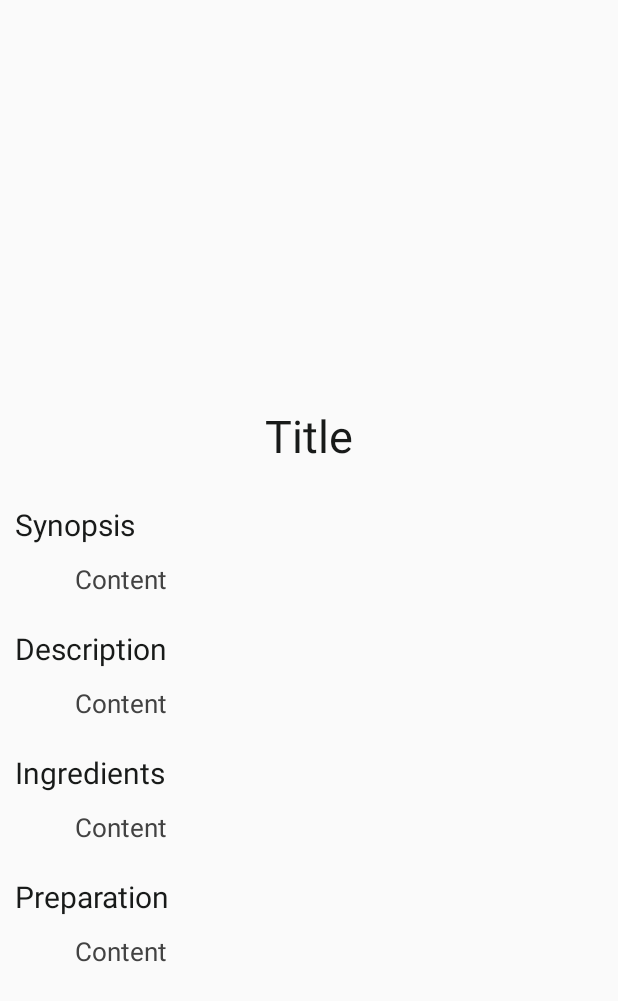
After one commit to FilipVujic/CS330-PZ, an Android app: the layout recipe_layout.xml on its own in the app's theme, with its tools: preview values and no code run, on a phone screen of 412 x 824 dp. The commit adds this screen. Shown: the top 1001 px of the screen. Run offline under Robolectric (Android 15) with nearby library versions, the phone set to English and light mode, and no system bars.

Commit message:
Radi klik na recept

```diff
--- a/app/src/main/java/com/metropolitan/cs330pz/com/metropolitan/cs330pz/gui/CustomAdapter.java
+++ b/app/src/main/java/com/metropolitan/cs330pz/com/metropolitan/cs330pz/gui/CustomAdapter.java
@@ -1,9 +1,6 @@
 package com.metropolitan.cs330pz.com.metropolitan.cs330pz.gui;
 
 import android.content.Context;
-import android.graphics.drawable.Drawable;
-import android.os.Build;
-import android.util.Log;
 import android.view.LayoutInflater;
 import android.view.View;
 import android.view.ViewGroup;
@@ -12,8 +9,6 @@ import android.view.animation.AnimationUtils;
 import android.widget.ArrayAdapter;
 import android.widget.ImageView;
 import android.widget.TextView;
-
-import androidx.annotation.RequiresApi;
 
 import com.bumptech.glide.Glide;
 import com.bumptech.glide.request.RequestOptions;
@@ -78,7 +73,7 @@ public class CustomAdapter extends ArrayAdapter<Recipe> {
         Glide.with(getContext()).load(dataModel.getImage_url()).apply(options).into(viewHolder.image);
 
 
-        viewHolder.title.setText(dataModel.getTitle());
+        viewHolder.title.setText(dataModel.getRecipeTitle());
         viewHolder.synopsis.setText(dataModel.getSynopsis());
 
 
--- a/app/src/main/java/com/metropolitan/cs330pz/com/metropolitan/cs330pz/gui/Home.java
+++ b/app/src/main/java/com/metropolitan/cs330pz/com/metropolitan/cs330pz/gui/Home.java
@@ -1,51 +1,31 @@
 package com.metropolitan.cs330pz.com.metropolitan.cs330pz.gui;
 
-import android.app.Activity;
-import android.app.FragmentManager;
-import android.app.FragmentTransaction;
+import android.content.Context;
 import android.content.Intent;
-import android.graphics.drawable.Drawable;
-import android.media.Image;
-import android.os.AsyncTask;
-import android.os.Build;
 import android.os.Bundle;
-import android.util.Log;
 import android.view.ContextMenu;
+import android.view.LayoutInflater;
 import android.view.Menu;
 import android.view.MenuItem;
 import android.view.View;
 import android.widget.AdapterView;
-import android.widget.ArrayAdapter;
 import android.widget.EditText;
-import android.widget.ListAdapter;
+import android.widget.ImageView;
 import android.widget.ListView;
-import android.widget.SimpleAdapter;
 import android.widget.TextView;
 import android.widget.Toast;
 
 import androidx.appcompat.app.AppCompatActivity;
 
-import com.google.android.material.snackbar.Snackbar;
-import com.google.gson.Gson;
-import com.google.gson.JsonObject;
-import com.google.gson.JsonParser;
-import com.metropolitan.cs330pz.MainActivity;
+import com.bumptech.glide.Glide;
+import com.bumptech.glide.request.RequestOptions;
 import com.metropolitan.cs330pz.R;
 
-import org.json.JSONArray;
-import org.json.JSONException;
-import org.json.JSONObject;
-
-import java.io.BufferedInputStream;
 import java.io.BufferedReader;
 import java.io.IOException;
 import java.io.InputStream;
 import java.io.InputStreamReader;
-import java.net.HttpURLConnection;
-import java.net.MalformedURLException;
-import java.net.URL;
 import java.util.ArrayList;
-import java.util.HashMap;
 import java.util.List;
 
 import retrofit2.Call;
@@ -85,8 +65,44 @@ public class Home extends AppCompatActivity {
 
                 Recipe dataModel = dataModels.get(position);
 
-                Snackbar.make(view, dataModel.getTitle()+ "\n" + dataModel.getSynopsis(), Snackbar.LENGTH_LONG)
-                        .setAction("No action", null).show();
+                /*Snackbar.make(view, dataModel.getRecipeTitle()+ "\n" + dataModel.getSynopsis(), Snackbar.LENGTH_LONG)
+                        .setAction("No action", null).show();*/
+
+                View viewRecipe;
+                LayoutInflater scrollLayout = (LayoutInflater) getApplicationContext().getSystemService(Context.LAYOUT_INFLATER_SERVICE);
+                viewRecipe = scrollLayout.inflate(R.layout.recipe_layout, null);
+
+                setContentView(R.layout.recipe_layout);
+
+                ImageView image = viewRecipe.findViewById(R.id.recipe_layout_coverPhoto);
+                RequestOptions options = new RequestOptions()
+                        .centerCrop()
+                        .placeholder(R.mipmap.ic_launcher_round)
+                        .error(R.mipmap.ic_launcher_round);
+                Glide.with(getBaseContext()).load(dataModel.getImage_url()).apply(options).into(image);
+
+                TextView title = viewRecipe.findViewById(R.id.recipe_layout_title);
+                title.setText(dataModel.getRecipeTitle());
+
+                TextView synopsis = viewRecipe.findViewById(R.id.recipe_layout_synopsis);
+                synopsis.setText(dataModel.getSynopsis());
+
+                TextView description = viewRecipe.findViewById(R.id.recipe_layout_description);
+                description.setText(dataModel.getDescription());
+
+                TextView ingredients = viewRecipe.findViewById(R.id.recipe_layout_ingredients);
+                ingredients.setText(dataModel.getIngredients());
+
+                TextView preparation = viewRecipe.findViewById(R.id.recipe_layout_preparation);
+                preparation.setText(dataModel.getPreparation());
+
+
+                /*Intent goToRecipe = new Intent(getApplicationContext(), Recipe.class);
+                startActivity(goToRecipe);*/
+
+
+                setContentView(viewRecipe);
+
             }
         });
 
--- a/app/src/main/java/com/metropolitan/cs330pz/com/metropolitan/cs330pz/gui/Recipe.java
+++ b/app/src/main/java/com/metropolitan/cs330pz/com/metropolitan/cs330pz/gui/Recipe.java
@@ -14,14 +14,14 @@ import androidx.fragment.app.Fragment;
 import com.google.gson.annotations.SerializedName;
 import com.metropolitan.cs330pz.R;
 
-public class Recipe {
+public class Recipe extends AppCompatActivity {
 
-/*    @Override
-    public View onCreateView(LayoutInflater inflater, ViewGroup container,
-                             Bundle savedInstanceState) {
-        // Inflate the layout for this fragment
-        return inflater.inflate(R.layout.recipeList_row_item, container, false);
-    }*/
+
+    @Override
+    protected void onCreate(@Nullable Bundle savedInstanceState) {
+        super.onCreate(savedInstanceState);
+
+    }
 
     public int id;
     public String username;
@@ -82,7 +82,7 @@ public class Recipe {
         this.image_url = image_url;
     }
 
-    public String getTitle() {
+    public String getRecipeTitle() {
         return title;
     }
 
--- /dev/null
+++ b/app/src/main/res/layout/recipe_layout.xml
@@ -0,0 +1,137 @@
+<?xml version="1.0" encoding="utf-8"?>
+<ScrollView
+    xmlns:android="http://schemas.android.com/apk/res/android"
+    android:layout_width="match_parent"
+    android:layout_height="match_parent"
+    android:fillViewport="true"
+    android:id="@+id/recipe_layout_ID">
+    >
+
+<LinearLayout xmlns:android="http://schemas.android.com/apk/res/android"
+    android:orientation="vertical" android:layout_width="match_parent"
+    android:layout_height="match_parent"
+    >
+
+    <ImageView
+        android:layout_width="match_parent"
+        android:layout_height="wrap_content"
+        android:id="@+id/recipe_layout_coverPhoto"
+        android:layout_gravity="center"
+        android:scaleType="fitCenter"
+        android:minHeight="250dp"
+        />
+
+    <TextView
+        android:layout_width="wrap_content"
+        android:layout_height="wrap_content"
+        android:text="Title"
+        android:textAlignment="center"
+        android:layout_gravity="center"
+        android:id="@+id/recipe_layout_title"
+        android:textSize="30dp"
+        android:textColor="#181a19"
+        android:layout_marginTop="20dp"
+        android:layout_marginBottom="20dp"
+        />
+
+
+
+    <TextView
+        android:layout_width="match_parent"
+        android:layout_height="wrap_content"
+        android:text="Synopsis"
+        android:textSize="20dp"
+        android:textColor="#181a19"
+        android:layout_marginLeft="10dp"
+        android:layout_marginTop="5dp"
+        android:layout_marginBottom="5dp"
+        />
+
+    <TextView
+        android:layout_width="match_parent"
+        android:layout_height="wrap_content"
+        android:text="Content"
+        android:id="@+id/recipe_layout_synopsis"
+        android:textSize="17dp"
+        android:textColor="#424242"
+        android:layout_marginLeft="50dp"
+        android:layout_marginRight="50dp"
+        android:layout_marginTop="5dp"
+        android:layout_marginBottom="15dp"
+        />
+
+    <TextView
+        android:layout_width="match_parent"
+        android:layout_height="wrap_content"
+        android:text="Description"
+        android:textSize="20dp"
+        android:textColor="#181a19"
+        android:layout_marginLeft="10dp"
+        android:layout_marginTop="5dp"
+        android:layout_marginBottom="5dp"
+        />
+
+    <TextView
+        android:layout_width="match_parent"
+        android:layout_height="wrap_content"
+        android:text="Content"
+        android:id="@+id/recipe_layout_description"
+        android:textSize="17dp"
+        android:textColor="#424242"
+        android:layout_marginLeft="50dp"
+        android:layout_marginRight="50dp"
+        android:layout_marginTop="5dp"
+        android:layout_marginBottom="15dp"
+        />
+
+    <TextView
+        android:layout_width="match_parent"
+        android:layout_height="wrap_content"
+        android:text="Ingredients"
+        android:textSize="20dp"
+        android:textColor="#181a19"
+        android:layout_marginLeft="10dp"
+        android:layout_marginTop="5dp"
+        android:layout_marginBottom="5dp"
+        />
+
+    <TextView
+        android:layout_width="match_parent"
+        android:layout_height="wrap_content"
+        android:text="Content"
+        android:id="@+id/recipe_layout_ingredients"
+        android:textSize="17dp"
+        android:textColor="#424242"
+        android:layout_marginLeft="50dp"
+        android:layout_marginRight="50dp"
+        android:layout_marginTop="5dp"
+        android:layout_marginBottom="15dp"
+        />
+
+    <TextView
+        android:layout_width="match_parent"
+        android:layout_height="wrap_content"
+        android:text="Preparation"
+        android:textSize="20dp"
+        android:textColor="#181a19"
+        android:layout_marginLeft="10dp"
+        android:layout_marginTop="5dp"
+        android:layout_marginBottom="5dp"
+        />
+
+    <TextView
+        android:layout_width="match_parent"
+        android:layout_height="wrap_content"
+        android:text="Content"
+        android:id="@+id/recipe_layout_preparation"
+        android:textSize="17dp"
+        android:textColor="#424242"
+        android:layout_marginLeft="50dp"
+        android:layout_marginRight="50dp"
+        android:layout_marginTop="5dp"
+        android:layout_marginBottom="15dp"
+        />
+
+</LinearLayout>
+
+</ScrollView>
```
